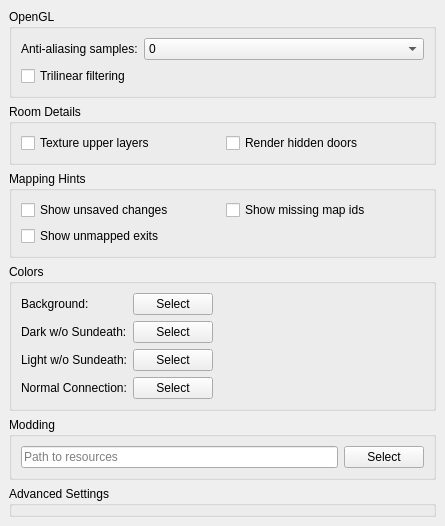
Old version of the form src/preferences/graphicspage.ui in the repository nschimme/MMapper.
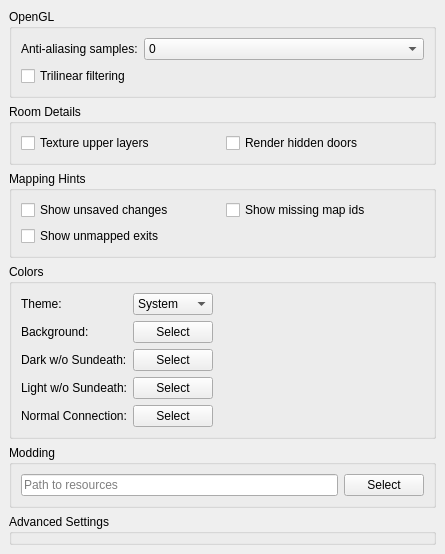
New version of the form.

Commit message:
feat: Generalize dark mode to cross-platform theme setting
Generalizes the Windows-specific dark mode implementation into a cross-platform theme setting.

- Renames `WinDarkMode` to `Theme` and removes platform-specific code.
- Adds a "Theme" dropdown in Graphics preferences with three options:
  - System (default): Follows the OS's light/dark theme.
  - Dark: Forces a dark theme.
  - Light: Forces a light theme.
- Adds a new configuration option to store the user's theme preference.
- The selected theme is applied at application startup.

Diff of the .ui file:
```diff
--- a/src/preferences/graphicspage.ui
+++ b/src/preferences/graphicspage.ui
@@ -213,14 +213,36 @@
       <property name="spacing">
        <number>6</number>
       </property>
-      <item row="2" column="1">
-       <widget class="QPushButton" name="darkLitPushButton">
-        <property name="text">
-         <string>Select</string>
-        </property>
-       </widget>
-      </item>
       <item row="0" column="0">
+       <widget class="QLabel" name="themeLabel">
+        <property name="text">
+         <string>Theme:</string>
+        </property>
+        <property name="buddy">
+         <cstring>themeComboBox</cstring>
+        </property>
+       </widget>
+      </item>
+      <item row="0" column="1">
+       <widget class="QComboBox" name="themeComboBox">
+        <item>
+         <property name="text">
+          <string>System</string>
+         </property>
+        </item>
+        <item>
+         <property name="text">
+          <string>Dark</string>
+         </property>
+        </item>
+        <item>
+         <property name="text">
+          <string>Light</string>
+         </property>
+        </item>
+       </widget>
+      </item>
+      <item row="1" column="0">
        <widget class="QLabel" name="bgLabel">
         <property name="text">
          <string>Background:</string>
@@ -230,7 +252,14 @@
         </property>
        </widget>
       </item>
-      <item row="1" column="0">
+      <item row="1" column="1">
+       <widget class="QPushButton" name="bgChangeColor">
+        <property name="text">
+         <string>Select</string>
+        </property>
+       </widget>
+      </item>
+      <item row="2" column="0">
        <widget class="QLabel" name="darkLabel">
         <property name="text">
          <string>Dark w/o Sundeath:</string>
@@ -240,6 +269,47 @@
         </property>
        </widget>
       </item>
+      <item row="2" column="1">
+       <widget class="QPushButton" name="darkPushButton">
+        <property name="text">
+         <string>Select</string>
+        </property>
+       </widget>
+      </item>
+      <item row="3" column="0">
+       <widget class="QLabel" name="darkLitLabel">
+        <property name="text">
+         <string>Light w/o Sundeath:</string>
+        </property>
+        <property name="buddy">
+         <cstring>darkLitPushButton</cstring>
+        </property>
+       </widget>
+      </item>
+      <item row="3" column="1">
+       <widget class="QPushButton" name="darkLitPushButton">
+        <property name="text">
+         <string>Select</string>
+        </property>
+       </widget>
+      </item>
+      <item row="4" column="0">
+       <widget class="QLabel" name="connectionNormalLabel">
+        <property name="text">
+         <string>Normal Connection:</string>
+        </property>
+        <property name="buddy">
+         <cstring>connectionNormalPushButton</cstring>
+        </property>
+       </widget>
+      </item>
+      <item row="4" column="1">
+       <widget class="QPushButton" name="connectionNormalPushButton">
+        <property name="text">
+         <string>Select</string>
+        </property>
+       </widget>
+      </item>
       <item row="0" column="2">
        <spacer name="horizontalSpacer">
         <property name="orientation">
@@ -253,47 +323,6 @@
         </property>
        </spacer>
       </item>
-      <item row="0" column="1">
-       <widget class="QPushButton" name="bgChangeColor">
-        <property name="text">
-         <string>Select</string>
-        </property>
-       </widget>
-      </item>
-      <item row="3" column="0">
-       <widget class="QLabel" name="connectionNormalLabel">
-        <property name="text">
-         <string>Normal Connection:</string>
-        </property>
-        <property name="buddy">
-         <cstring>connectionNormalPushButton</cstring>
-        </property>
-       </widget>
-      </item>
-      <item row="1" column="1">
-       <widget class="QPushButton" name="darkPushButton">
-        <property name="text">
-         <string>Select</string>
-        </property>
-       </widget>
-      </item>
-      <item row="2" column="0">
-       <widget class="QLabel" name="darkLitLabel">
-        <property name="text">
-         <string>Light w/o Sundeath:</string>
-        </property>
-        <property name="buddy">
-         <cstring>darkLitPushButton</cstring>
-        </property>
-       </widget>
-      </item>
-      <item row="3" column="1">
-       <widget class="QPushButton" name="connectionNormalPushButton">
-        <property name="text">
-         <string>Select</string>
-        </property>
-       </widget>
-      </item>
      </layout>
     </widget>
    </item>
```
The commit also changes 11 other files.
